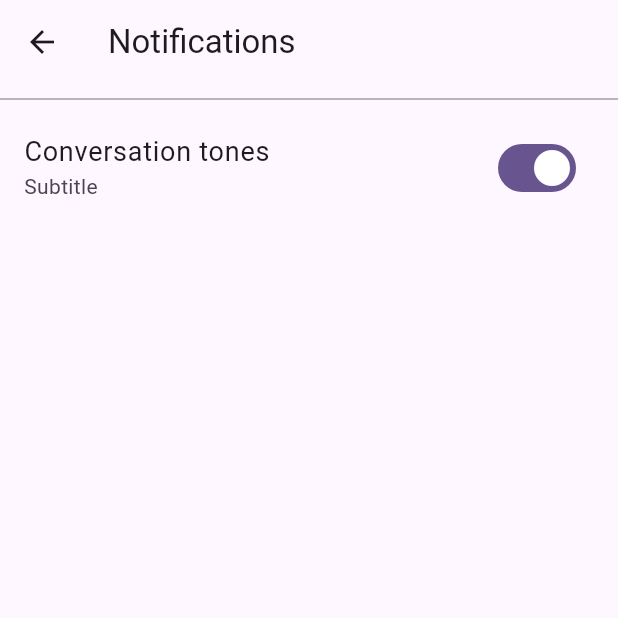
After one commit to fdg2425/whatsapp_ui, a Flutter app: the SettingsPage screen opened directly, after a tap on "Notifications", on a phone screen of 412 x 824 dp, the top half of it. The commit adds this screen. Run offline on Flutter 3.47's test engine with Material 3 defaults, Android fonts, the phone set to English and light mode, and no system bars.

Commit message:
notifications Page added to settings Page

```diff
--- /dev/null
+++ b/lib/notifications_page.dart
@@ -0,0 +1,33 @@
+import 'package:flutter/material.dart';
+
+class NotificationsPage extends StatefulWidget {
+  const NotificationsPage({super.key});
+
+  @override
+  State<NotificationsPage> createState() => _NotificationsPageState();
+}
+
+class _NotificationsPageState extends State<NotificationsPage> {
+bool switchvalue = true;
+
+  @override
+  Widget build(BuildContext context) {
+    return Scaffold(
+      appBar: AppBar(title: const Text("Notifications")),
+      body: Center(
+          child: Column(
+        children: [
+          const Divider(height: 20, thickness: 1, color: Colors.grey),
+              ListTile(
+                title: const Text("Conversation tones", style:TextStyle(fontSize: 18)),
+                subtitle: const Text("Subtitle"),
+                trailing: Switch(value: switchvalue, onChanged: (value) {
+                  switchvalue = value;
+                },),
+              ),
+
+        ],
+      )),
+    );
+  }
+}
--- a/lib/settings_page.dart
+++ b/lib/settings_page.dart
@@ -1,4 +1,6 @@
 import 'package:flutter/material.dart';
+
+import 'notifications_page.dart';
 
 class SettingsPage extends StatelessWidget {
   const SettingsPage({super.key});
@@ -44,10 +46,17 @@ class SettingsPage extends StatelessWidget {
                 subtitle: Text("Subtitle"),
 
               ),
-              const ListTile(
-                leading: Icon(Icons.notifications_outlined),
-                title: Text("Notifications", style:TextStyle(fontSize: 18)),
-                subtitle: Text("Subtitle"),
+              ListTile(
+                leading: const Icon(Icons.notifications_outlined),
+                title: const Text("Notifications", style:TextStyle(fontSize: 18)),
+                subtitle: const Text("Subtitle"),
+                onTap: () {
+                  Navigator.push(
+                      context,
+                      MaterialPageRoute(
+                          builder: (context) => const NotificationsPage()),
+                    );
+                },
 
               ),
         ],
```
